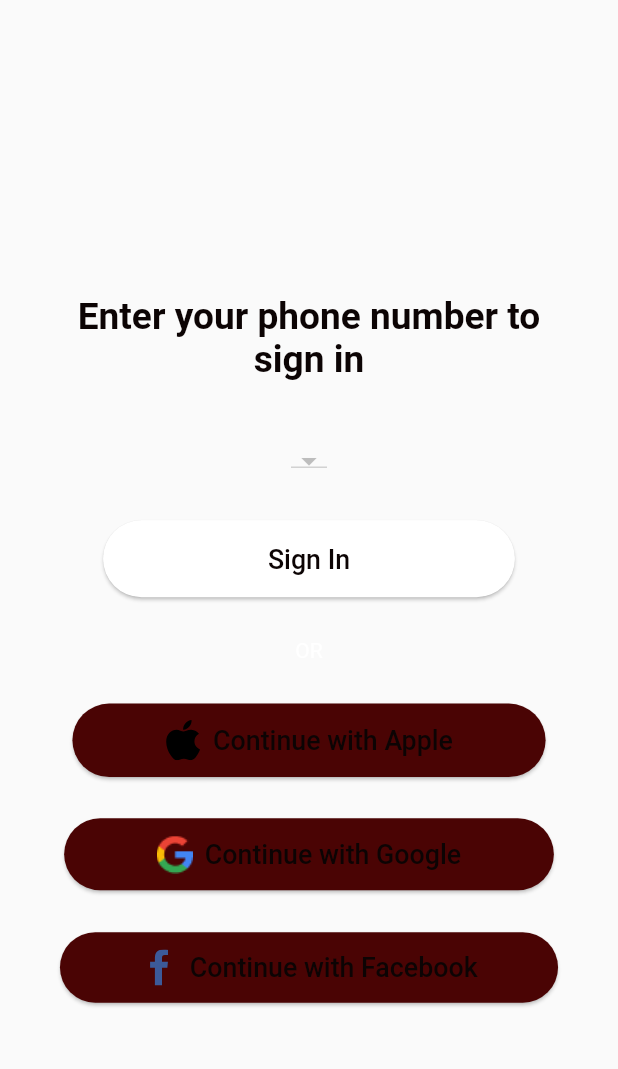
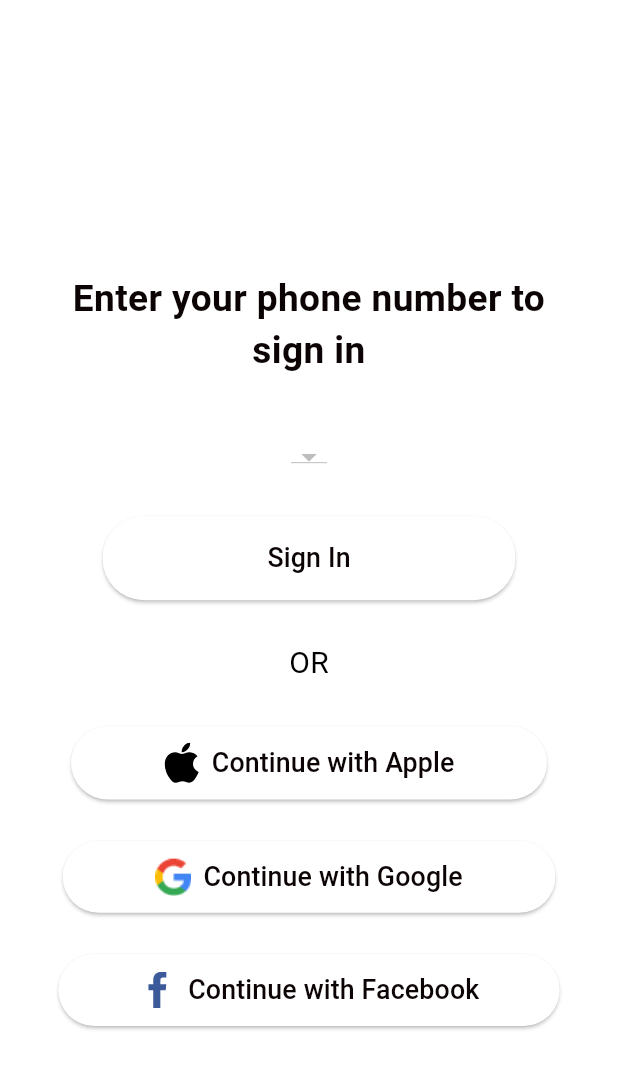
Before and after one commit to crypticwisdom/riderExpert, a Flutter app: the screen it shows after launch, on a phone screen of 412 x 824 dp. Shown: the top 1069 px of the screen. Run offline on Flutter 3.47's test engine with Material 2 defaults, Android fonts, the phone set to English and light mode, and no system bars; our stand-ins replace flutter_svg, google_fonts, sizer.

Commit message:
added theme

```diff
--- a/rider_expert/lib/screens/login_screen.dart
+++ b/rider_expert/lib/screens/login_screen.dart
@@ -63,13 +63,15 @@ class LoginScreen extends StatelessWidget {
                 ),
               ),
               SizedBox(height: 20.sp),
-              const Text("OR"),
+              const Text("OR", style: TextStyle(
+                fontSize: 20,
+              ),),
               SizedBox(height: 20.sp),
               ElevatedButton.icon(
                 icon: SvgPicture.asset("assets/images/apple_logo.svg"),
                 onPressed: () {},
                 style: ElevatedButton.styleFrom(
-                  backgroundColor: Theme.of(context).colorScheme.secondary,
+                  backgroundColor: Theme.of(context).colorScheme.background,
                     padding: EdgeInsets.symmetric(
                         vertical: 8.sp, horizontal: 15.w)),
                 label: Text(
@@ -88,7 +90,7 @@ class LoginScreen extends StatelessWidget {
                 ),
                 onPressed: () {},
                 style: ElevatedButton.styleFrom(
-                  backgroundColor: Theme.of(context).colorScheme.secondary,
+                  backgroundColor: Theme.of(context).colorScheme.background,
                   padding:  EdgeInsets.symmetric(
                     vertical: 8.sp,
                     horizontal: 15.w,
@@ -109,7 +111,7 @@ class LoginScreen extends StatelessWidget {
                 ),
                 onPressed: () {},
                 style: ElevatedButton.styleFrom(
-                  backgroundColor: Theme.of(context).colorScheme.secondary,
+                  backgroundColor: Theme.of(context).colorScheme.background,
                     padding: EdgeInsets.symmetric(
                   vertical: 8.sp,
                   horizontal: 13.w,
```
Also changed, not shown: rider_expert/lib/main.dart (+47 -44 lines).
